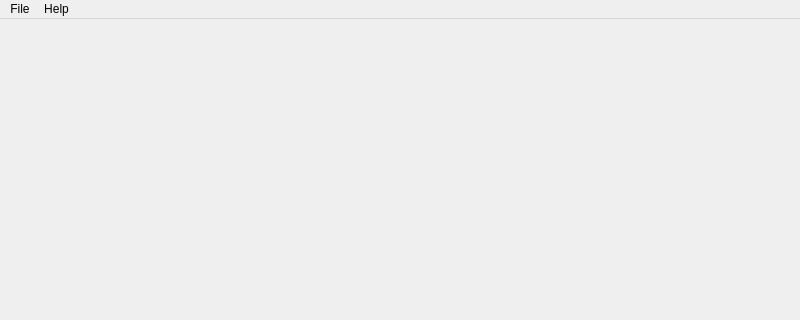
nck00/PolliceVerso, file pv.ui: the form before one commit; both pictures show x 0 to 800 and y 0 to 320 of the 800 by 600 pixel window.
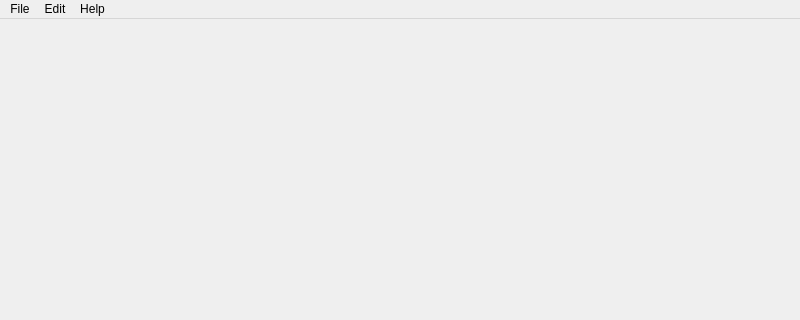
The form after the commit.

Commit message: Added simple undo feature

What changed in the file:
```diff
--- a/pv.ui
+++ b/pv.ui
@@ -60,7 +60,14 @@
     </property>
     <addaction name="actionAbout"/>
    </widget>
+   <widget class="QMenu" name="menuEdit">
+    <property name="title">
+     <string>Edit</string>
+    </property>
+    <addaction name="actionUndo"/>
+   </widget>
    <addaction name="menuFile"/>
+   <addaction name="menuEdit"/>
    <addaction name="menuHelp"/>
   </widget>
   <widget class="QStatusBar" name="statusbar"/>
```
Left out of the diff: 5 changed lines with no effect on the pictures. The commit also changes 1 other file.
